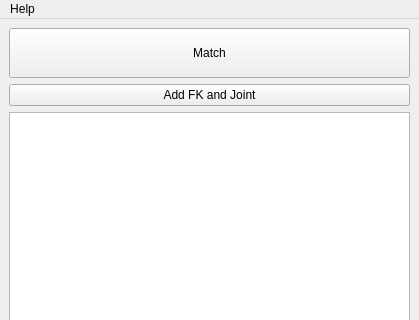
First picture: the form in python/maya_fk_to_ik/gui/ui/main.ui, repository yus3554/MayaFKtoIK, before the edit; both pictures show x 0 to 419 and y 0 to 320 of the 419 by 480 pixel window.
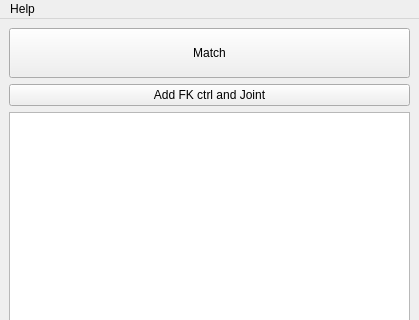
Second picture: the form after the edit.

Commit message: RotateTypeを選択するときに、コンボボックスだとやりづらいので、ダブルクリックしたらダイアログが開き、そのダイアログ上で選択できるように。 ダイアログでは、ボタンでtypeを選択でき、ボタンを押している間はその選択したtypeの状態でmatchが実行される仕組み。 type変更がまだうまくいっていない。

```diff
--- a/python/maya_fk_to_ik/gui/ui/main.ui
+++ b/python/maya_fk_to_ik/gui/ui/main.ui
@@ -31,7 +31,7 @@
     <item>
      <widget class="QPushButton" name="add_button">
       <property name="text">
-       <string>Add FK and Joint</string>
+       <string>Add FK ctrl and Joint</string>
       </property>
      </widget>
     </item>
```
Left out of the diff: 6 changed lines with no effect on the pictures. The commit also changes 3 other files.
